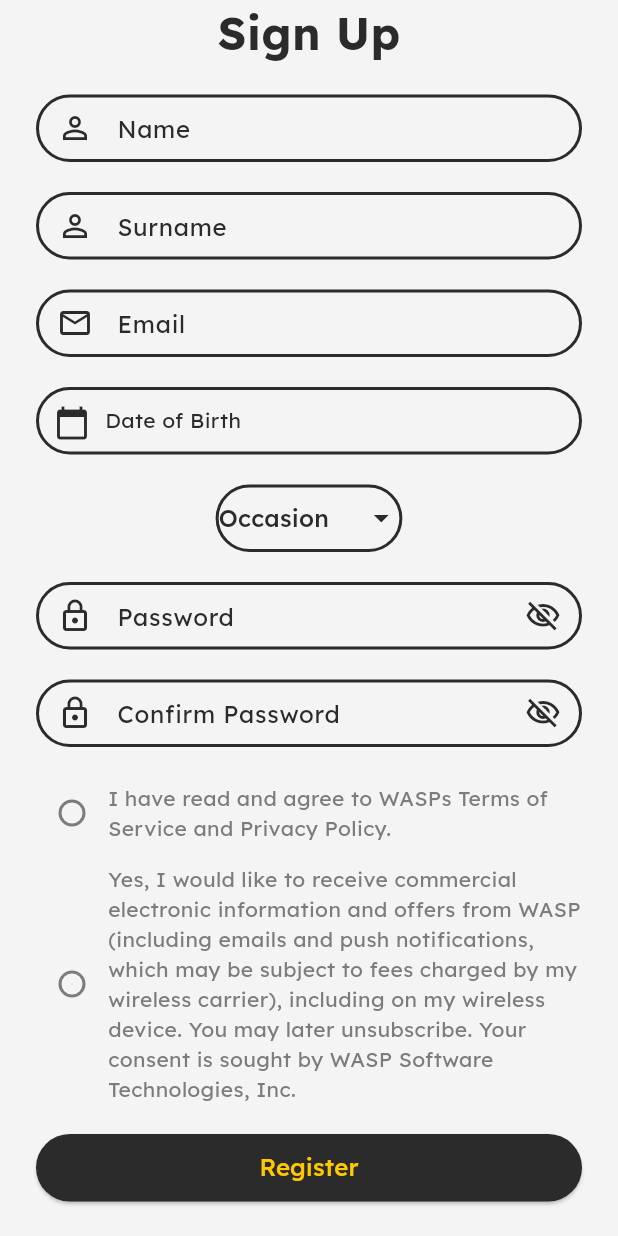
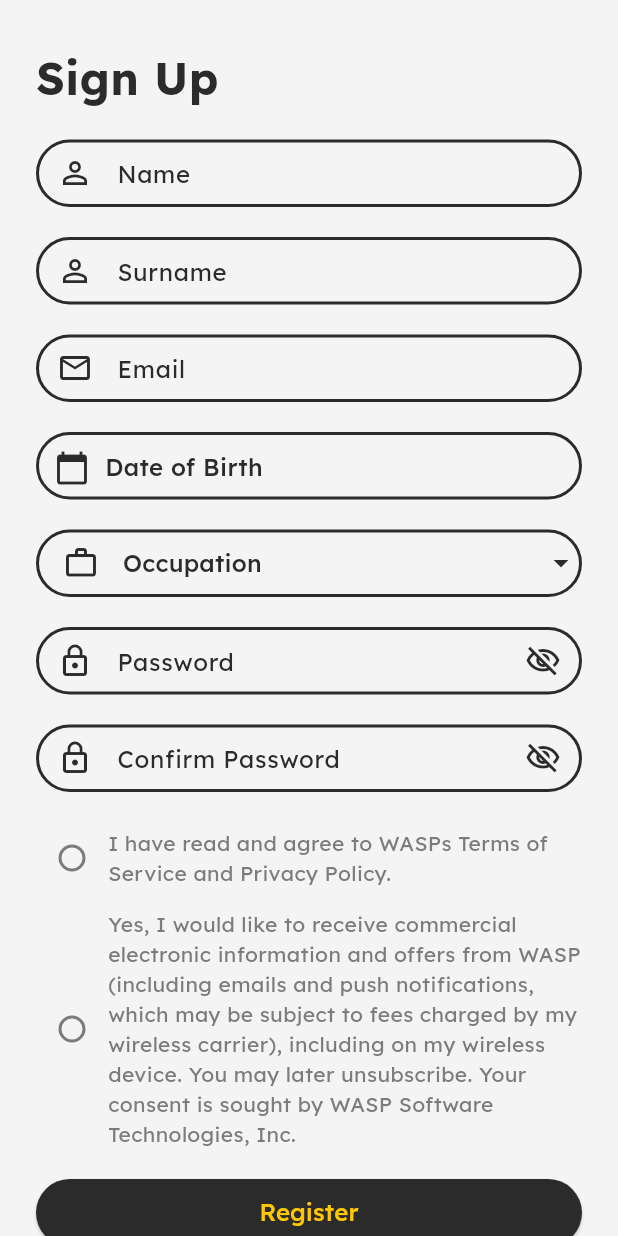
Before and after one commit to GirayKaradeniz/WASP, a Flutter app: the screen it shows after launch, after a tap on "Create an account", on a phone screen of 412 x 824 dp. Run offline on Flutter 3.47's test engine with Material 3 defaults, Android fonts, the light colour scheme and no system bars; our stand-ins replace animated_splash_screen, flutter_svg, lottie.

Commit message:
Signup created

```diff
--- a/wasp_frontend/lib/pages/login_page.dart
+++ b/wasp_frontend/lib/pages/login_page.dart
@@ -14,18 +14,24 @@ class _LoginPageState extends State<LoginPage> {
   @override
   Widget build(BuildContext context) {
     return Scaffold(
+      resizeToAvoidBottomInset: true,
       backgroundColor: AppColors.pageBackground,
-      body: Padding(
+      body: SingleChildScrollView(
+        child: Padding(
           padding: const EdgeInsets.symmetric(horizontal: 24.0),
           child: Column(
             mainAxisAlignment: MainAxisAlignment.center,
             children: [
+              SizedBox(height: 70.0),
+
               Container(
-              width: 200,
-              height: 200,
-              //color: Colors.black,
-              child: SvgPicture.asset(AppAssets.waspLogoIconYellow),
+                width: 150,
+                height: 150,
+                child:
+                    SvgPicture.asset(AppAssets.waspLogoIconYellowBlackStroke),
               ),
+
+              SizedBox(height: 70.0),
 
               // Email Input Field
               Container(
@@ -33,7 +39,8 @@ class _LoginPageState extends State<LoginPage> {
                 decoration: BoxDecoration(
                   color: AppColors.pageBackground,
                   borderRadius: BorderRadius.circular(50.0),
-                border: Border.all(color: AppColors.primaryTextColor, width: 2),
+                  border:
+                      Border.all(color: AppColors.primaryTextColor, width: 2),
                 ),
                 child: TextField(
                   decoration: InputDecoration(
@@ -63,10 +70,12 @@ class _LoginPageState extends State<LoginPage> {
                 decoration: BoxDecoration(
                   color: AppColors.pageBackground,
                   borderRadius: BorderRadius.circular(50.0),
-                border: Border.all(color: AppColors.primaryTextColor, width: 2),
+                  border:
+                      Border.all(color: AppColors.primaryTextColor, width: 2),
                 ),
                 child: TextField(
-                obscureText: !_isPasswordVisible, // password visibility toggle
+                  obscureText:
+                      !_isPasswordVisible, // password visibility toggle
                   decoration: InputDecoration(
                     prefixIcon: Icon(Icons.lock_outline,
                         color: AppColors.primaryTextColor),
@@ -143,7 +152,7 @@ class _LoginPageState extends State<LoginPage> {
                 ),
               ),
 
-            SizedBox(height: 10.0),
+              SizedBox(height: 90.0),
 
               // Create an Account Button
               Container(
@@ -154,7 +163,8 @@ class _LoginPageState extends State<LoginPage> {
                     shape: RoundedRectangleBorder(
                       borderRadius: BorderRadius.circular(50.0),
                     ),
-                  side: BorderSide(width: 2, color: AppColors.primaryTextColor),
+                    side:
+                        BorderSide(width: 2, color: AppColors.primaryTextColor),
                   ),
                   onPressed: () {
                     Navigator.push(
@@ -175,6 +185,7 @@ class _LoginPageState extends State<LoginPage> {
             ],
           ),
         ),
+      ),
     );
   }
 }
--- a/wasp_frontend/lib/pages/signup_page.dart
+++ b/wasp_frontend/lib/pages/signup_page.dart
@@ -1,4 +1,5 @@
 import 'package:flutter/material.dart';
+import 'package:intl/intl.dart';
 import '../resources/app_resources.dart';
 
 class RegisterPage extends StatefulWidget {
@@ -7,28 +8,31 @@ class RegisterPage extends StatefulWidget {
 }
 
 class _RegisterPageState extends State<RegisterPage> {
-  bool _isPasswordVisible = false; // track password visibility
-  bool _isPasswordConfirmVisible = false; // track password confirm visibility
+  bool _isPasswordVisible = false;
+  bool _isPasswordConfirmVisible = false;
 
-  String? _selectedOccasion; // Nullable to handle default empty state
-  DateTime? _selectedDateOfBirth; // Selected date of birth
-  bool _agreeToTerms = false; // Terms and conditions agreement
-  bool _receiveOffers = false; // Consent to receive offers
+  String? _selectedoccupation;
+  DateTime? _selectedDateOfBirth;
+  bool _agreeToTerms = false;
+  bool _receiveOffers = false;
 
-  final List<String> _occasions = [
-    'Birthday',
-    'Anniversary',
-    'Graduation',
+  final List<String> _occupations = [
+    'Student',
+    'Academician',
+    'Technician',
     'Other',
   ];
 
   @override
   Widget build(BuildContext context) {
     return Scaffold(
+      resizeToAvoidBottomInset: true,
       backgroundColor: AppColors.pageBackground,
-      body: Padding(
-        padding: const EdgeInsets.symmetric(horizontal: 24.0),
+      body: SingleChildScrollView(
+        child: Padding(
+          padding: const EdgeInsets.symmetric(horizontal: 24.0, vertical: 30.0),
           child: Column(
+            crossAxisAlignment: CrossAxisAlignment.start,
             children: [
               Text(
                 'Sign Up',
@@ -73,14 +77,14 @@ class _RegisterPageState extends State<RegisterPage> {
               ),
               SizedBox(height: 20.0),
 
-            // Occasion Input Field (Dropdown)
+              // occupation Input Field (Dropdown)
               _buildDropdownField(
-              hintText: "Occasion",
-              selectedValue: _selectedOccasion,
-              options: _occasions,
+                hintText: "Occupation",
+                selectedValue: _selectedoccupation,
+                options: _occupations,
                 onChanged: (value) {
                   setState(() {
-                  _selectedOccasion = value;
+                    _selectedoccupation = value;
                   });
                 },
               ),
@@ -116,8 +120,8 @@ class _RegisterPageState extends State<RegisterPage> {
                   Checkbox(
                     activeColor: AppColors.primary,
                     checkColor: AppColors.blackButtonBackground,
-                  side:
-                      BorderSide(width: 2, color: AppColors.secondaryTextColor),
+                    side: BorderSide(
+                        width: 2, color: AppColors.secondaryTextColor),
                     shape: CircleBorder(),
                     value: _agreeToTerms,
                     onChanged: (value) {
@@ -144,8 +148,8 @@ class _RegisterPageState extends State<RegisterPage> {
                   Checkbox(
                     activeColor: AppColors.primary,
                     checkColor: AppColors.blackButtonBackground,
-                  side:
-                      BorderSide(width: 2, color: AppColors.secondaryTextColor),
+                    side: BorderSide(
+                        width: 2, color: AppColors.secondaryTextColor),
                     shape: CircleBorder(),
                     value: _receiveOffers,
                     onChanged: (value) {
@@ -192,7 +196,20 @@ class _RegisterPageState extends State<RegisterPage> {
                   ),
                 ),
               ),
+
+              SizedBox(height: 20.0),
+              Center(
+                child: Text(
+                  'I already have an account',
+                  style: TextStyle(
+                      fontSize: 15,
+                      fontFamily: 'Lexend',
+                      fontWeight: FontWeight.w500,
+                      color: AppColors.primaryTextColor),
+                ),
+              ),
             ],
+          ),
         ),
       ),
     );
@@ -241,7 +258,7 @@ class _RegisterPageState extends State<RegisterPage> {
         border: Border.all(color: AppColors.primaryTextColor, width: 2),
       ),
       child: TextField(
-        obscureText: !isPasswordVisible, // password visibility toggle
+        obscureText: !isPasswordVisible,
         decoration: InputDecoration(
           prefixIcon:
               Icon(Icons.lock_outline, color: AppColors.primaryTextColor),
@@ -277,14 +294,27 @@ class _RegisterPageState extends State<RegisterPage> {
     required ValueChanged<String?> onChanged,
   }) {
     return Container(
+      width: double.infinity,
       height: AppDimens.inputTextFieldHeight,
       decoration: BoxDecoration(
         color: AppColors.pageBackground,
         borderRadius: BorderRadius.circular(50.0),
         border: Border.all(color: AppColors.primaryTextColor, width: 2),
       ),
+      child: Row(
+        children: [
+          Padding(
+            padding: const EdgeInsets.symmetric(horizontal: 16.0),
+            child: Icon(
+              Icons.work_outline,
+              color: AppColors.primaryTextColor,
+            ),
+          ),
+          Expanded(
             child: DropdownButtonHideUnderline(
               child: DropdownButton<String>(
+                isExpanded:
+                    true, // DropdownButton genişliği Container'a uyacak şekilde ayarlanır
                 value: selectedValue,
                 hint: Text(
                   hintText,
@@ -311,6 +341,9 @@ class _RegisterPageState extends State<RegisterPage> {
                   );
                 }).toList(),
               ),
+            ),
+          ),
+        ],
       ),
     );
   }
@@ -349,10 +382,12 @@ class _RegisterPageState extends State<RegisterPage> {
               Text(
                 selectedDate == null
                     ? hintText
-                    : "${selectedDate.toLocal().toString().split(' ')[0]}",
+                    : DateFormat('dd/MM/yyyy').format(selectedDate),
                 style: TextStyle(
                   color: AppColors.primaryTextColor,
                   fontFamily: 'Lexend',
+                  fontWeight: FontWeight.w500,
+                  fontSize: 16,
                 ),
               ),
             ],
--- a/wasp_frontend/lib/resources/app_assets.dart
+++ b/wasp_frontend/lib/resources/app_assets.dart
@@ -1,6 +1,7 @@
 class AppAssets {
   static const waspLogoIconYellow = 'assets/icons/waspyellow.svg';
-  static const waspLogoIconYellowBlackStroke = 'assets/icons/testlogo.svg';
+  static const waspLogoIconYellowBlackStroke =
+      'assets/icons/waspyellowblackstroke.svg';
   static const waspLogoIconBlack = 'assets/icons/wasp_logo_black.svg';
   static const waspLogoTextBlack = 'assets/icons/';
   static const waspSplashToSignIn = 'assets/animations/WaspSplashToSignIn.json';
--- a/wasp_frontend/pubspec.yaml
+++ b/wasp_frontend/pubspec.yaml
@@ -38,6 +38,7 @@ dependencies:
   cupertino_icons: ^1.0.6
   animated_splash_screen: ^1.3.0
   lottie: ^3.1.2
+  intl: ^0.18.0
 
 dev_dependencies:
   flutter_test:
@@ -64,6 +65,7 @@ flutter:
   # To add assets to your application, add an assets section, like this:
   assets:
   - assets/icons/
+  - assets/animations/
 
 
   # An image asset can refer to one or more resolution-specific "variants", see
```
Also changed, not shown: wasp_frontend/assets/icons/waspyellowblackstroke.svg, wasp_frontend/pubspec.lock. Lines whose indentation alone changed are shown as unchanged.
